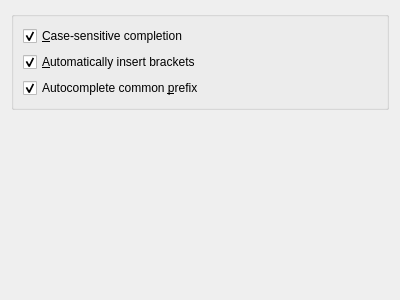
Above: src/plugins/cpptools/completionsettingspage.ui from qt-creator/qt-creator before the change. Below: the same form after it.
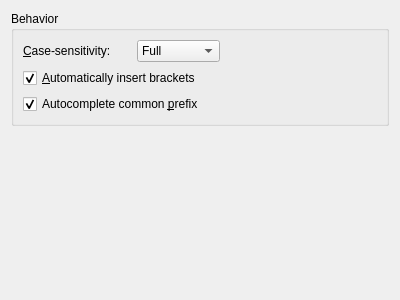
That is the form after the change.

Commit message:
Implemented first-letter case-sensitive for completion as default
By default now only the first letter is case-sensitive. It is still
possible to choose full or no case-sensitivity as well.

Task-number: QTCREATORBUG-236

```diff
--- a/src/plugins/cpptools/completionsettingspage.ui
+++ b/src/plugins/cpptools/completionsettingspage.ui
@@ -13,19 +13,77 @@
   <layout class="QVBoxLayout" name="verticalLayout">
    <item>
     <widget class="QGroupBox" name="groupBox">
+     <property name="title">
+      <string>Behavior</string>
+     </property>
      <layout class="QVBoxLayout" name="verticalLayout_2">
       <item>
-       <widget class="QCheckBox" name="caseSensitive">
-        <property name="toolTip">
-         <string>Do a case-sensitive match for completion items.</string>
-        </property>
-        <property name="text">
-         <string>&amp;Case-sensitive completion</string>
-        </property>
-        <property name="checked">
-         <bool>true</bool>
-        </property>
-       </widget>
+       <layout class="QHBoxLayout" name="horizontalLayout">
+        <item>
+         <widget class="QLabel" name="caseSensitivityLabel">
+          <property name="text">
+           <string>&amp;Case-sensitivity:</string>
+          </property>
+          <property name="buddy">
+           <cstring>caseSensitivity</cstring>
+          </property>
+         </widget>
+        </item>
+        <item>
+         <spacer name="horizontalSpacer_2">
+          <property name="orientation">
+           <enum>Qt::Horizontal</enum>
+          </property>
+          <property name="sizeType">
+           <enum>QSizePolicy::Maximum</enum>
+          </property>
+          <property name="sizeHint" stdset="0">
+           <size>
+            <width>20</width>
+            <height>20</height>
+           </size>
+          </property>
+         </spacer>
+        </item>
+        <item>
+         <widget class="QComboBox" name="caseSensitivity">
+          <property name="sizePolicy">
+           <sizepolicy hsizetype="Preferred" vsizetype="Fixed">
+            <horstretch>0</horstretch>
+            <verstretch>0</verstretch>
+           </sizepolicy>
+          </property>
+          <item>
+           <property name="text">
+            <string>Full</string>
+           </property>
+          </item>
+          <item>
+           <property name="text">
+            <string>None</string>
+           </property>
+          </item>
+          <item>
+           <property name="text">
+            <string>First letter</string>
+           </property>
+          </item>
+         </widget>
+        </item>
+        <item>
+         <spacer name="horizontalSpacer">
+          <property name="orientation">
+           <enum>Qt::Horizontal</enum>
+          </property>
+          <property name="sizeHint" stdset="0">
+           <size>
+            <width>0</width>
+            <height>0</height>
+           </size>
+          </property>
+         </spacer>
+        </item>
+       </layout>
       </item>
       <item>
        <widget class="QCheckBox" name="autoInsertBrackets">
```
The commit also changes 5 other files.
